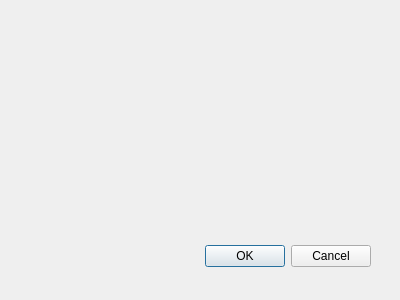
First picture: the form in source/maintenance.ui, repository ajvaladez05/teamVATPAT, before the edit.
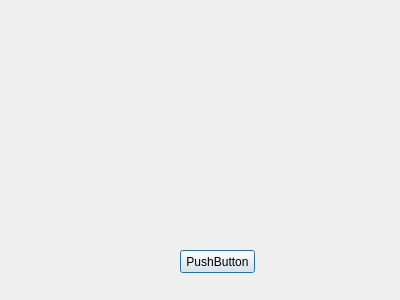
Second picture: the form after the edit.

Patch:
```diff
--- a/source/maintenance.ui
+++ b/source/maintenance.ui
@@ -15,20 +15,17 @@
   <property name="windowTitle">
    <string>Dialog</string>
   </property>
-  <widget class="QDialogButtonBox" name="buttonBox">
+  <widget class="QPushButton" name="pushButton">
    <property name="geometry">
     <rect>
-     <x>30</x>
-     <y>240</y>
-     <width>341</width>
-     <height>32</height>
+     <x>180</x>
+     <y>250</y>
+     <width>75</width>
+     <height>23</height>
     </rect>
    </property>
-   <property name="orientation">
-    <enum>Qt::Horizontal</enum>
-   </property>
-   <property name="standardButtons">
-    <set>QDialogButtonBox::Cancel|QDialogButtonBox::Ok</set>
+   <property name="text">
+    <string>PushButton</string>
    </property>
   </widget>
  </widget>
```
Left out of the diff: 40 changed lines with no effect on the pictures.
